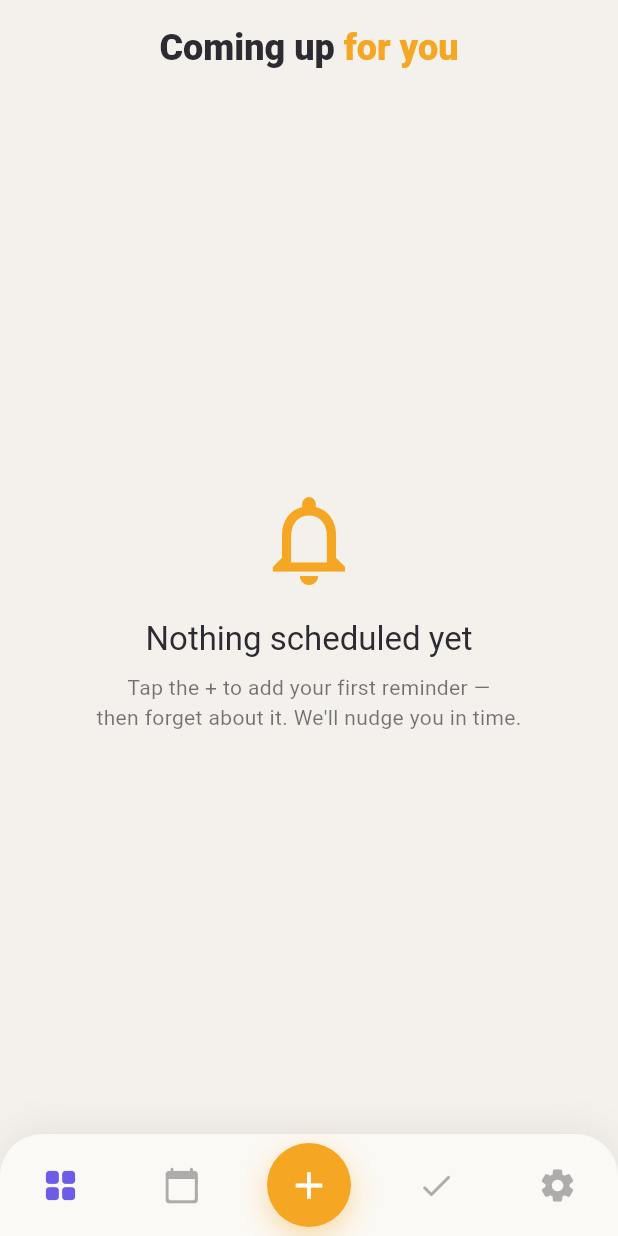
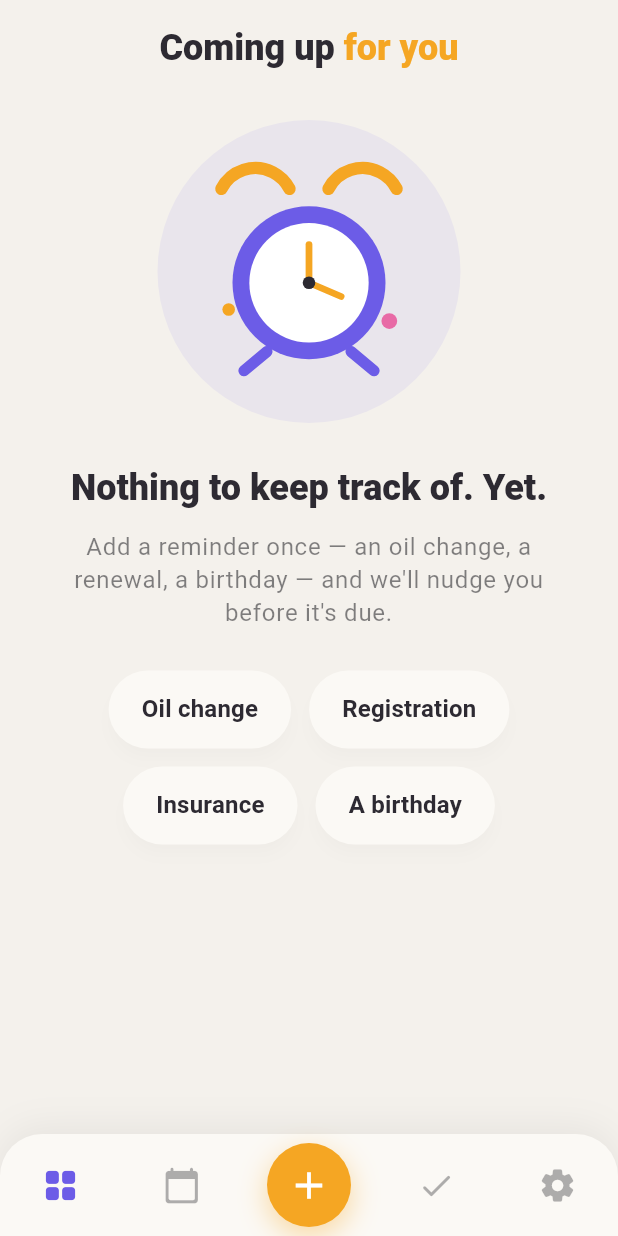
Before and after one commit to orlyyani/remindly, a Flutter app: the screen it shows after launch, after a tap on an icon or button, on a phone screen of 412 x 824 dp. Run offline on Flutter 3.47's test engine with Material 3 defaults, Android fonts, the phone set to English and light mode, and no system bars; our stand-ins replace flutter_local_notifications, flutter_timezone, hive, hive_flutter, share_plus, timezone; missing offline and left inert: file_selector; accounts and stored records are empty.

Commit message:
Empty-state redesign + always-feature the soonest card
Empty state (Upcoming tab):
- Alarm-clock mascot in a soft circle, warmer "Nothing to keep track of. Yet."
  copy, and quick-add suggestion chips (Oil change, Registration, Insurance,
  A birthday) that open the form prefilled with title/category/recurrence
- AddEditScreen gains prefillTitle / prefillCategory / prefillYearly

Featured card:
- Promote the soonest active item to the large featured card even when not
  overdue (label "Up next" vs "Overdue"/"Due today")
- Hide Snooze on non-overdue featured cards (snoozing a future item would
  wrongly suppress its real lead-time nudges)

Verified on device: empty state, quick-add prefill, and the non-overdue
featured card all render correctly.

Co-Authored-By: Claude Opus 4.8 (1M context) <noreply@anthropic.com>

```diff
--- a/lib/screens/add_edit_screen.dart
+++ b/lib/screens/add_edit_screen.dart
@@ -22,11 +22,19 @@ class AddEditScreen extends StatefulWidget {
     required this.repository,
     required this.settings,
     this.existing,
+    this.prefillTitle,
+    this.prefillCategory,
+    this.prefillYearly = false,
   });
 
   final ReminderRepository repository;
   final AppSettings settings;
   final ReminderItem? existing;
+
+  /// Optional starting values when creating from a quick-add suggestion.
+  final String? prefillTitle;
+  final ReminderCategory? prefillCategory;
+  final bool prefillYearly;
 
   @override
   State<AddEditScreen> createState() => _AddEditScreenState();
@@ -53,11 +61,12 @@ class _AddEditScreenState extends State<AddEditScreen> {
     super.initState();
     final e = widget.existing;
     final today = dateOnly(DateTime.now());
-    _title = TextEditingController(text: e?.title ?? '');
-    _category = e?.category ?? ReminderCategory.car;
+    _title = TextEditingController(text: e?.title ?? widget.prefillTitle ?? '');
+    _category =
+        e?.category ?? widget.prefillCategory ?? ReminderCategory.car;
 
     if (e == null) {
-      _mode = _RepeatMode.monthly;
+      _mode = widget.prefillYearly ? _RepeatMode.yearly : _RepeatMode.monthly;
       _intervalMonths = 6;
       _lastDone = today;
       _fixedDate = today.add(const Duration(days: 30));
--- a/lib/screens/upcoming_screen.dart
+++ b/lib/screens/upcoming_screen.dart
@@ -3,14 +3,19 @@ import 'package:hive_flutter/hive_flutter.dart';
 
 import '../data/app_settings.dart';
 import '../data/reminder_repository.dart';
+import '../models/reminder_category.dart';
 import '../models/reminder_item.dart';
+import '../theme/app_theme.dart';
 import '../utils/date_math.dart';
+import '../widgets/alarm_clock.dart';
 import '../widgets/featured_reminder_card.dart';
 import '../widgets/soft_reminder_card.dart';
+import 'add_edit_screen.dart';
 import 'detail_screen.dart';
 
-/// The main tab: a warm greeting, a featured card for the most urgent
-/// (overdue / due-today) item with quick actions, and soft "Next up" cards.
+/// The main tab: a warm greeting, a featured card for the soonest item (styled
+/// as overdue when it is), soft "Next up" cards, and a friendly empty state
+/// with quick-add suggestions.
 class UpcomingScreen extends StatelessWidget {
   const UpcomingScreen({
     super.key,
@@ -27,6 +32,23 @@ class UpcomingScreen extends StatelessWidget {
         repository: repository,
         settings: settings,
         item: item,
+      ),
+    ));
+  }
+
+  void _openAddPrefilled(
+    BuildContext context, {
+    required String title,
+    required ReminderCategory category,
+    required bool yearly,
+  }) {
+    Navigator.of(context).push(MaterialPageRoute(
+      builder: (_) => AddEditScreen(
+        repository: repository,
+        settings: settings,
+        prefillTitle: title,
+        prefillCategory: category,
+        prefillYearly: yearly,
       ),
     ));
   }
@@ -53,6 +75,12 @@ class UpcomingScreen extends StatelessWidget {
       ),
     );
     if (days != null) await repository.snooze(item, days);
+  }
+
+  String _featuredLabel(int days) {
+    if (days < 0) return 'Overdue';
+    if (days == 0) return 'Due today';
+    return 'Up next';
   }
 
   @override
@@ -94,29 +122,34 @@ class UpcomingScreen extends StatelessWidget {
               builder: (context, Box<ReminderItem> box, _) {
                 final today = DateTime.now();
                 final items = repository.allSortedByDue();
-                if (items.isEmpty) return const _EmptyState();
+                if (items.isEmpty) {
+                  return _EmptyState(onSuggestion: (t, c, y) =>
+                      _openAddPrefilled(context, title: t, category: c, yearly: y));
+                }
 
-                final first = items.first;
-                final firstDays = daysBetween(today, first.nextDueDate);
-                final hasFeatured = first.isActive && firstDays <= 0;
-                final rest = hasFeatured ? items.sublist(1) : items;
+                // Feature the soonest active item (overdue or not).
+                final featured =
+                    items.first.isActive ? items.first : null;
+                final rest = featured == null ? items : items.sublist(1);
+                final firstDays =
+                    featured == null ? 0 : daysBetween(today, featured.nextDueDate);
 
                 return ListView(
                   padding: const EdgeInsets.fromLTRB(20, 8, 20, 120),
                   children: [
-                    if (hasFeatured) ...[
-                      _sectionLabel(context, 'Overdue'),
+                    if (featured != null) ...[
+                      _sectionLabel(context, _featuredLabel(firstDays)),
                       FeaturedReminderCard(
-                        item: first,
+                        item: featured,
                         today: today,
-                        onTap: () => _openDetail(context, first),
-                        onMarkDone: () => repository.markDone(first),
-                        onSnooze: () => _snoozePrompt(context, first),
+                        showSnooze: firstDays <= 0,
+                        onTap: () => _openDetail(context, featured),
+                        onMarkDone: () => repository.markDone(featured),
+                        onSnooze: () => _snoozePrompt(context, featured),
                       ),
                       const SizedBox(height: 22),
                     ],
-                    if (rest.isNotEmpty)
-                      _sectionLabel(context, hasFeatured ? 'Next up' : 'Coming up'),
+                    if (rest.isNotEmpty) _sectionLabel(context, 'Next up'),
                     for (final item in rest) ...[
                       SoftReminderCard(
                         item: item,
@@ -148,31 +181,100 @@ class UpcomingScreen extends StatelessWidget {
       );
 }
 
+/// (title, category, yearly) for a quick-add suggestion.
+typedef _SuggestionTap = void Function(
+    String title, ReminderCategory category, bool yearly);
+
 class _EmptyState extends StatelessWidget {
-  const _EmptyState();
+  const _EmptyState({required this.onSuggestion});
+
+  final _SuggestionTap onSuggestion;
 
   @override
   Widget build(BuildContext context) {
     final theme = Theme.of(context);
-    return Center(
-      child: Padding(
-        padding: const EdgeInsets.all(32),
-        child: Column(
-          mainAxisSize: MainAxisSize.min,
-          children: [
-            Icon(Icons.notifications_none,
-                size: 72, color: theme.colorScheme.secondary),
-            const SizedBox(height: 16),
-            Text('Nothing scheduled yet',
-                style: theme.textTheme.titleLarge),
-            const SizedBox(height: 8),
-            Text(
-              'Tap the + to add your first reminder —\nthen forget about it. We\'ll nudge you in time.',
+    return SingleChildScrollView(
+      padding: const EdgeInsets.fromLTRB(28, 0, 28, 24),
+      child: Column(
+        children: [
+          const SizedBox(height: 24),
+          Container(
+            padding: const EdgeInsets.all(26),
+            decoration: BoxDecoration(
+              color: AppColors.purple.withValues(alpha: 0.08),
+              shape: BoxShape.circle,
+            ),
+            child: const AlarmClock(size: 150),
+          ),
+          const SizedBox(height: 28),
+          Text('Nothing to keep track of. Yet.',
               textAlign: TextAlign.center,
-              style: theme.textTheme.bodyMedium?.copyWith(
-                  color: theme.colorScheme.onSurface.withValues(alpha: 0.6)),
-            ),
-          ],
+              style: theme.textTheme.headlineSmall
+                  ?.copyWith(fontWeight: FontWeight.w800, height: 1.2)),
+          const SizedBox(height: 14),
+          Text(
+            'Add a reminder once — an oil change, a renewal, '
+            'a birthday — and we\'ll nudge you before it\'s due.',
+            textAlign: TextAlign.center,
+            style: theme.textTheme.bodyLarge?.copyWith(
+                color: theme.colorScheme.onSurface.withValues(alpha: 0.55),
+                height: 1.4),
+          ),
+          const SizedBox(height: 28),
+          Wrap(
+            alignment: WrapAlignment.center,
+            spacing: 12,
+            runSpacing: 12,
+            children: [
+              _SuggestionChip(
+                label: 'Oil change',
+                onTap: () =>
+                    onSuggestion('Oil change', ReminderCategory.car, false),
+              ),
+              _SuggestionChip(
+                label: 'Registration',
+                onTap: () =>
+                    onSuggestion('Registration', ReminderCategory.car, true),
+              ),
+              _SuggestionChip(
+                label: 'Insurance',
+                onTap: () =>
+                    onSuggestion('Insurance', ReminderCategory.car, true),
+              ),
+              _SuggestionChip(
+                label: 'A birthday',
+                onTap: () => onSuggestion(
+                    'Birthday', ReminderCategory.personal, true),
+              ),
+            ],
+          ),
+        ],
+      ),
+    );
+  }
+}
+
+class _SuggestionChip extends StatelessWidget {
+  const _SuggestionChip({required this.label, required this.onTap});
+  final String label;
+  final VoidCallback onTap;
+
+  @override
+  Widget build(BuildContext context) {
+    final theme = Theme.of(context);
+    return Material(
+      color: theme.colorScheme.surface,
+      borderRadius: BorderRadius.circular(30),
+      elevation: 4,
+      shadowColor: Colors.black.withValues(alpha: 0.08),
+      child: InkWell(
+        borderRadius: BorderRadius.circular(30),
+        onTap: onTap,
+        child: Padding(
+          padding: const EdgeInsets.symmetric(horizontal: 22, vertical: 14),
+          child: Text(label,
+              style: theme.textTheme.titleMedium
+                  ?.copyWith(fontWeight: FontWeight.w600)),
         ),
       ),
     );
--- a/lib/widgets/featured_reminder_card.dart
+++ b/lib/widgets/featured_reminder_card.dart
@@ -16,6 +16,7 @@ class FeaturedReminderCard extends StatelessWidget {
     required this.onTap,
     required this.onMarkDone,
     required this.onSnooze,
+    this.showSnooze = true,
   });
 
   final ReminderItem item;
@@ -23,6 +24,7 @@ class FeaturedReminderCard extends StatelessWidget {
   final VoidCallback onTap;
   final VoidCallback onMarkDone;
   final VoidCallback onSnooze;
+  final bool showSnooze;
 
   String _statusLine() {
     final days = daysBetween(today, item.nextDueDate);
@@ -102,6 +104,7 @@ class FeaturedReminderCard extends StatelessWidget {
                     ),
                     child: const Text('Mark done'),
                   ),
+                  if (showSnooze) ...[
                     const SizedBox(width: 12),
                     FilledButton(
                       onPressed: onSnooze,
@@ -114,6 +117,7 @@ class FeaturedReminderCard extends StatelessWidget {
                       ),
                       child: const Text('Snooze'),
                     ),
+                  ],
                 ],
               ),
             ],
```
Lines whose indentation alone changed are shown as unchanged.
